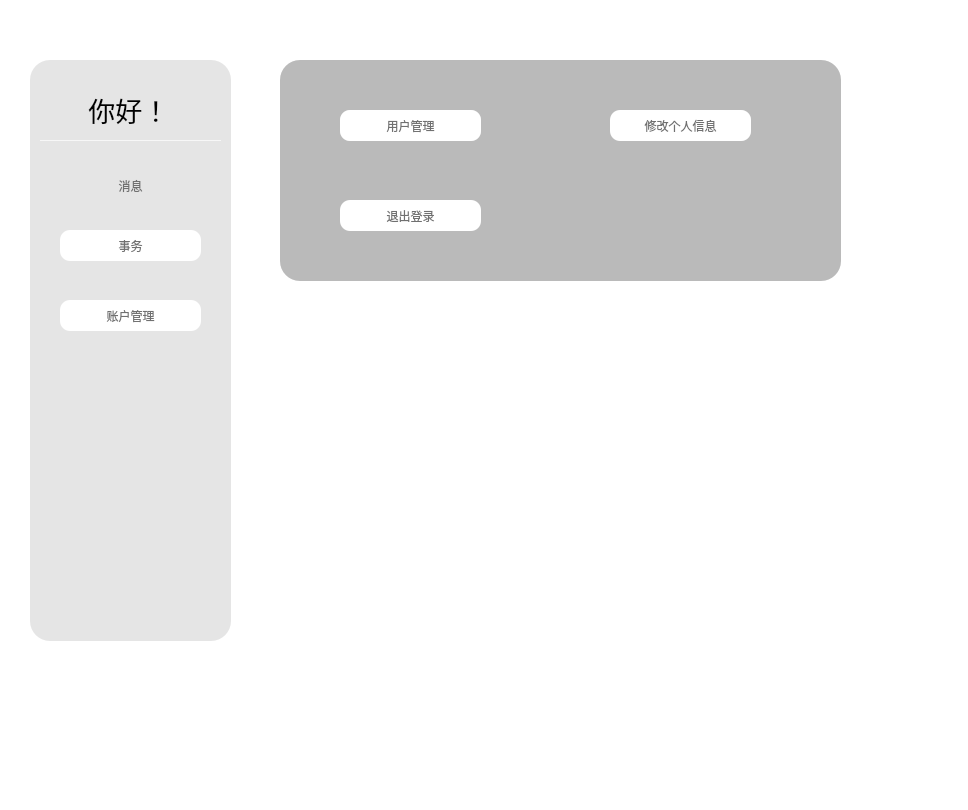
Above: view/homepage/administratorhomepage.ui from JunWang666/LabNexus before the change. Below: the same form after it.
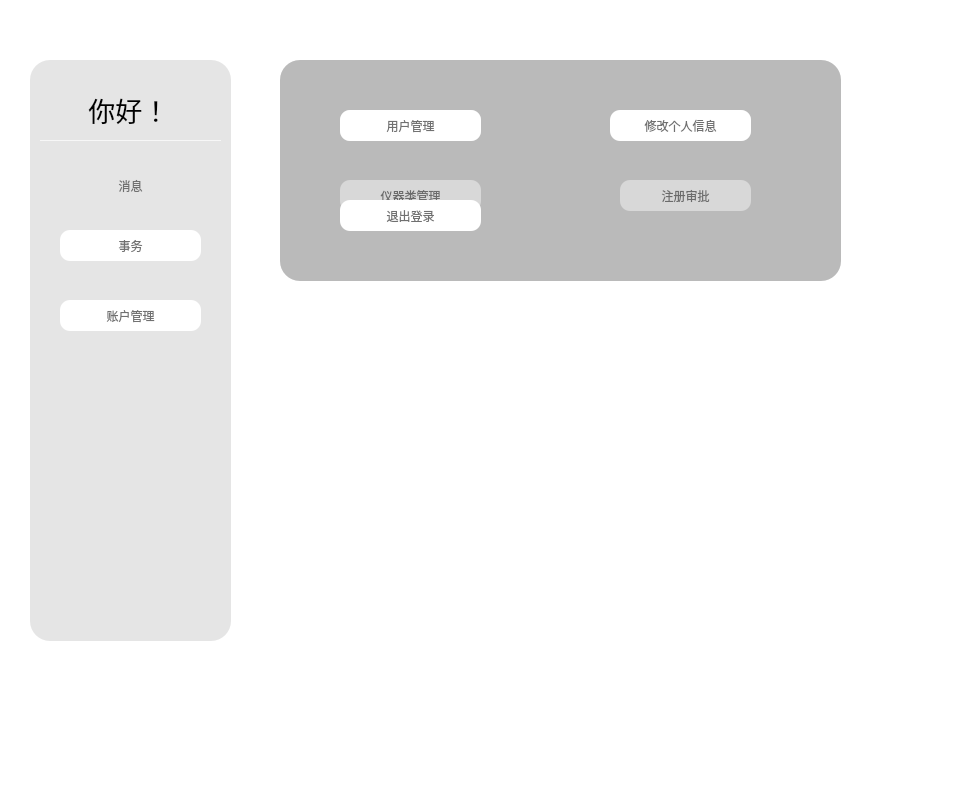
That is the form after the change. Icons and pictures are not drawn.

Commit message: [feature] 新增仪器类管理与注册审批功能，优化日志拦截处理

```diff
--- a/view/homepage/administratorhomepage.ui
+++ b/view/homepage/administratorhomepage.ui
@@ -6,8 +6,8 @@
    <rect>
     <x>0</x>
     <y>0</y>
-    <width>968</width>
-    <height>810</height>
+       <width>962</width>
+       <height>797</height>
    </rect>
   </property>
   <property name="windowTitle">
@@ -247,12 +247,43 @@
       <string>审批</string>
      </property>
     </widget>
+       <widget class="QPushButton" name="EquipmentClassButton">
+           <property name="geometry">
+               <rect>
+                   <x>60</x>
+                   <y>120</y>
+                   <width>141</width>
+                   <height>31</height>
+               </rect>
+           </property>
+           <property name="styleSheet">
+               <string notr="true">font: 16pt &quot;Microsoft YaHei UI&quot;;</string>
+           </property>
+           <property name="text">
+               <string>仪器类管理</string>
+           </property>
+       </widget>
+       <widget class="QPushButton" name="RegisterControlButton">
+           <property name="geometry">
+               <rect>
+                   <x>340</x>
+                   <y>120</y>
+                   <width>131</width>
+                   <height>31</height>
+               </rect>
+           </property>
+           <property name="styleSheet">
+               <string notr="true">font: 16pt &quot;Microsoft YaHei UI&quot;;</string>
+           </property>
+           <property name="text">
+               <string>注册审批</string>
+           </property>
    </widget>
    <widget class="QFrame" name="frame_4">
     <property name="geometry">
      <rect>
-      <x>290</x>
-      <y>40</y>
+                   <x>0</x>
+                   <y>0</y>
       <width>561</width>
       <height>221</height>
      </rect>
@@ -310,6 +341,7 @@
      <property name="text">
       <string>用户管理</string>
      </property>
+           </widget>
     </widget>
    </widget>
   </widget>
```
Lines whose indentation alone changed are shown as unchanged. The commit also changes 5 other files.
